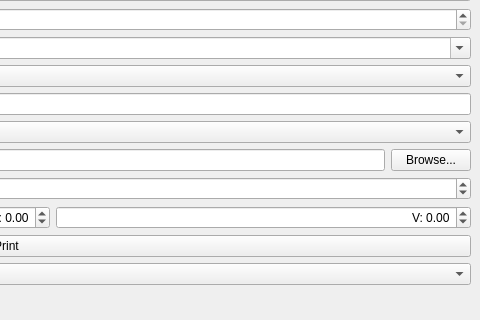
Old version of the form mainwindow.ui in the repository karoyqiu/copybook; both pictures show x 467 to 947 and y 160 to 480 of the 947 by 600 pixel window.
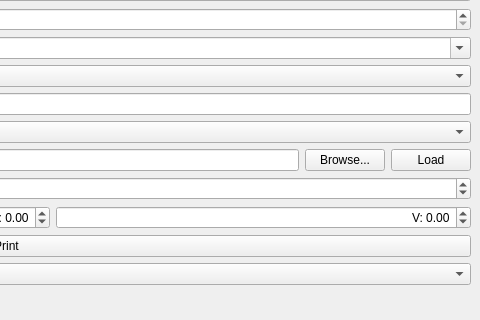
New version of the form.

Diff of the .ui file:
```diff
--- a/mainwindow.ui
+++ b/mainwindow.ui
@@ -280,6 +280,13 @@
           </property>
          </widget>
         </item>
+        <item>
+         <widget class="QPushButton" name="buttonLoadStroke">
+          <property name="text">
+           <string>Load</string>
+          </property>
+         </widget>
+        </item>
        </layout>
       </item>
       <item row="11" column="0">
```
Left out of the diff: 4 changed lines with no effect on the pictures.
